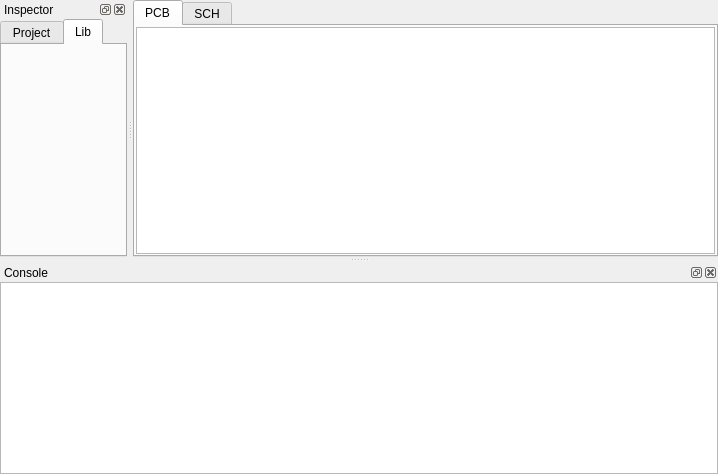
Above: xeda2/ui/xeda.ui from xgvargas/xeda before the change. Below: the same form after it.
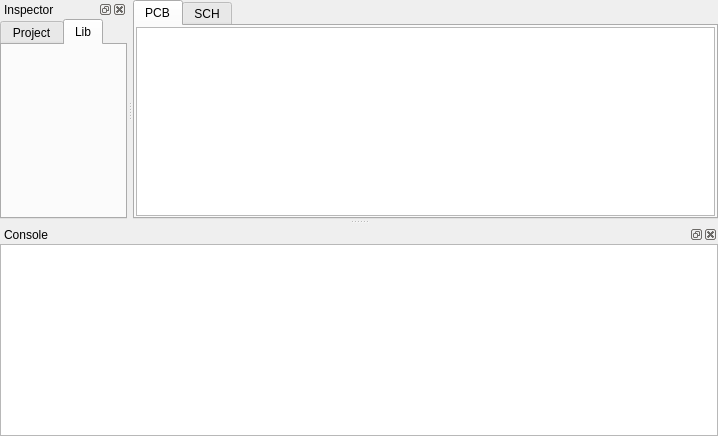
That is the form after the change. The open tabs and pages were chosen to show the change. Icons and pictures are not drawn. Custom widgets are drawn as their Qt base class.

Patch:
```diff
--- a/xeda2/ui/xeda.ui
+++ b/xeda2/ui/xeda.ui
@@ -7,7 +7,7 @@
     <x>0</x>
     <y>0</y>
     <width>718</width>
-    <height>474</height>
+    <height>436</height>
    </rect>
   </property>
   <property name="windowTitle">
@@ -98,11 +98,11 @@
    </widget>
   </widget>
   <widget class="QDockWidget" name="dockWidget_4">
-   <property name="sizePolicy">
-    <sizepolicy hsizetype="Preferred" vsizetype="Preferred">
-     <horstretch>0</horstretch>
-     <verstretch>0</verstretch>
-    </sizepolicy>
+   <property name="minimumSize">
+    <size>
+     <width>80</width>
+     <height>95</height>
+    </size>
    </property>
    <property name="allowedAreas">
     <set>Qt::BottomDockWidgetArea|Qt::TopDockWidgetArea</set>
@@ -114,28 +114,12 @@
     <number>8</number>
    </attribute>
    <widget class="QWidget" name="dockWidgetContents_4">
-    <layout class="QHBoxLayout" name="horizontalLayout_3">
-     <property name="spacing">
-      <number>0</number>
-     </property>
+    <layout class="QGridLayout" name="gridLayout">
      <property name="margin">
       <number>0</number>
      </property>
-     <item>
-      <widget class="QPlainTextEdit" name="plainTextEdit_2">
-       <property name="sizePolicy">
-        <sizepolicy hsizetype="Expanding" vsizetype="Maximum">
-         <horstretch>0</horstretch>
-         <verstretch>0</verstretch>
-        </sizepolicy>
-       </property>
-       <property name="minimumSize">
-        <size>
-         <width>0</width>
-         <height>100</height>
-        </size>
-       </property>
-      </widget>
+     <item row="0" column="0">
+      <widget class="ConsoleWdg" name="edt_console"/>
      </item>
     </layout>
    </widget>
@@ -152,6 +136,11 @@
    <extends>QGraphicsView</extends>
    <header>pcbgraphicsview</header>
   </customwidget>
+  <customwidget>
+   <class>ConsoleWdg</class>
+   <extends>QPlainTextEdit</extends>
+   <header location="global">smartside.console</header>
+  </customwidget>
  </customwidgets>
  <resources/>
  <connections/>
```
Left out of the diff: 10 changed lines with no effect on the pictures.
